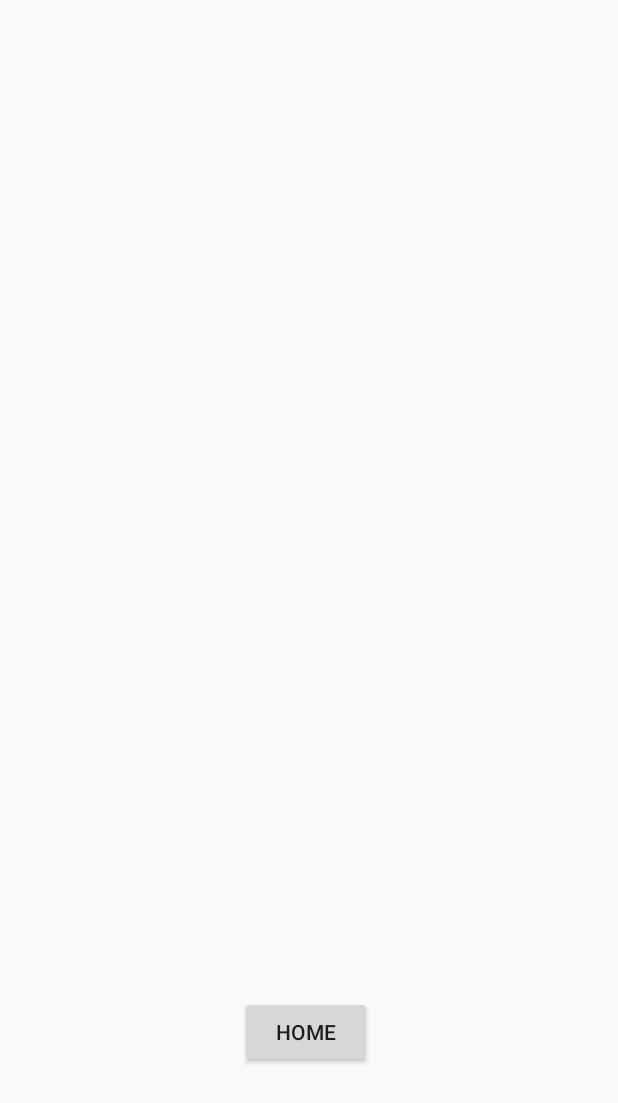
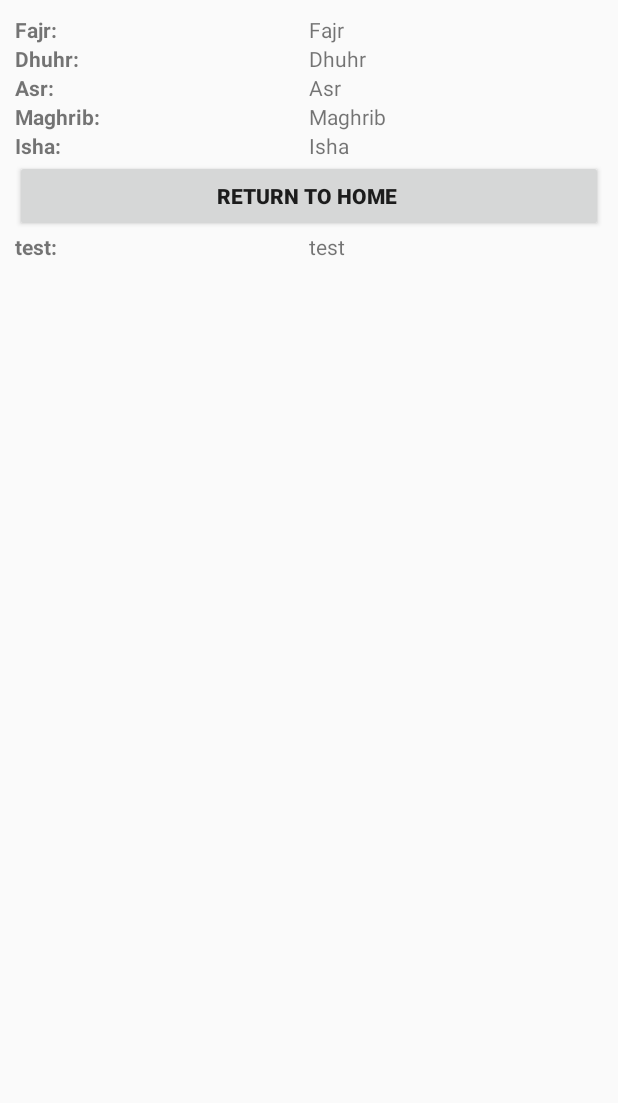
Before and after one commit to ChampionYusuf1/masjidfinderapptest, an Android app: the Activity5 screen opened directly, with no data from a screen before it, on a phone screen of 412 x 824 dp. Shown: the top 1103 px of the screen. Run offline under Robolectric (Android 15) with nearby library versions, the phone set to English and light mode, and no system bars.

Commit message:
0.1 version of the app is complete. Created a succesful HTTPS request using the OkHttpClient and used it to bring in prayer timings

```diff
--- a/app/build.gradle
+++ b/app/build.gradle
@@ -33,6 +33,8 @@ dependencies {
     implementation 'com.google.android.material:material:1.6.1'
     implementation 'androidx.constraintlayout:constraintlayout:2.1.4'
     implementation 'com.google.android.gms:play-services-location:20.0.0'
+    implementation "com.google.android.gms:play-services-games-v2:+"
+    implementation("com.squareup.okhttp3:okhttp:4.10.0")
     implementation files('libs\\ojdbc11.jar')
     testImplementation 'junit:junit:4.13.2'
     androidTestImplementation 'androidx.test.ext:junit:1.1.3'
--- a/app/src/main/java/com/example/manualmasjidfinderjava/Activity5.java
+++ b/app/src/main/java/com/example/manualmasjidfinderjava/Activity5.java
@@ -1,15 +1,28 @@
 package com.example.manualmasjidfinderjava;
 
+import androidx.annotation.NonNull;
 import androidx.appcompat.app.AppCompatActivity;
 
 import android.content.Intent;
 import android.os.Bundle;
 import android.view.View;
 import android.widget.Button;
+import android.widget.TextView;
+
+import java.io.IOException;
+
+import okhttp3.Call;
+import okhttp3.Callback;
+import okhttp3.OkHttpClient;
+import okhttp3.Request;
+import okhttp3.Response;
 
 public class Activity5 extends AppCompatActivity {
 
+    private TextView mTextViewResult;
+
     //prayer timings
+    //edd356d0455a3dc83f18c0c46495fe65
 
     private Button returntohome;
 
@@ -19,7 +32,37 @@ public class Activity5 extends AppCompatActivity {
         setContentView(R.layout.activity_5);
 
         returntohome = findViewById(R.id.returntohome);
+        mTextViewResult = findViewById(R.id.testtext);
         returntohome.setOnClickListener((View.OnClickListener) v-> openActivity5());
+
+        OkHttpClient client = new OkHttpClient();
+
+        String url = "https://muslimsalat.com/code/mstimes.php?key=edd356d0455a3dc83f18c0c46495fe65&location=&style=panel&color=dark&header=yes";
+
+        Request request = new Request.Builder()
+                .url(url)
+                .build();
+        client.newCall(request).enqueue(new Callback() {
+            @Override
+            public void onFailure(@NonNull Call call, @NonNull IOException e) {
+            e.printStackTrace();
+            }
+
+            @Override
+            public void onResponse(@NonNull Call call, @NonNull Response response) throws IOException {
+                if(response.isSuccessful()){
+                    final String myResponse = response.body().string();
+
+                    Activity5.this.runOnUiThread(new Runnable() {
+                        @Override
+                        public void run() {
+                            mTextViewResult.setText(myResponse);
+                        }
+                    });
+                }
+            }
+
+        });
     }
     public View.OnClickListener openActivity5() {
         Intent intent = new Intent(this, MainActivity.class);
--- a/app/src/main/res/layout/activity_5.xml
+++ b/app/src/main/res/layout/activity_5.xml
@@ -1,18 +1,123 @@
 <?xml version="1.0" encoding="utf-8"?>
-<androidx.constraintlayout.widget.ConstraintLayout xmlns:android="http://schemas.android.com/apk/res/android"
+<ScrollView xmlns:android="http://schemas.android.com/apk/res/android"
     xmlns:app="http://schemas.android.com/apk/res-auto"
     xmlns:tools="http://schemas.android.com/tools"
     android:layout_width="match_parent"
     android:layout_height="match_parent"
     tools:context=".Activity5">
 
-    <Button
-        android:id="@+id/returntohome"
-        android:layout_width="wrap_content"
-        android:layout_height="wrap_content"
-        android:layout_marginStart="160dp"
-        android:layout_marginTop="664dp"
-        android:text="home"
-        app:layout_constraintStart_toStartOf="parent"
-        app:layout_constraintTop_toTopOf="parent" />
-</androidx.constraintlayout.widget.ConstraintLayout>
+   <LinearLayout
+       android:layout_width="match_parent"
+       android:layout_height="wrap_content"
+       android:orientation="vertical"
+       android:padding="10dp">
+        <LinearLayout
+            android:layout_width="match_parent"
+            android:layout_height="wrap_content">
+            <TextView
+                android:text="Fajr: "
+                android:textStyle="bold"
+                android:layout_weight="1"
+                android:layout_width="match_parent"
+                android:layout_height="wrap_content" />
+            <TextView
+                android:id="@+id/fajrTv"
+                android:text="Fajr"
+                android:layout_weight="1"
+                android:layout_width="match_parent"
+                android:layout_height="wrap_content" />
+        </LinearLayout>
+       <LinearLayout
+           android:layout_width="match_parent"
+           android:layout_height="wrap_content">
+           <TextView
+               android:text="Dhuhr: "
+               android:textStyle="bold"
+               android:layout_weight="1"
+               android:layout_width="match_parent"
+               android:layout_height="wrap_content" />
+           <TextView
+               android:id="@+id/dhuhrtv"
+               android:text="Dhuhr"
+               android:layout_weight="1"
+               android:layout_width="match_parent"
+               android:layout_height="wrap_content" />
+       </LinearLayout>
+       <LinearLayout
+           android:layout_width="match_parent"
+           android:layout_height="wrap_content">
+           <TextView
+               android:text="Asr: "
+               android:textStyle="bold"
+               android:layout_weight="1"
+               android:layout_width="match_parent"
+               android:layout_height="wrap_content" />
+           <TextView
+               android:id="@+id/asrtv"
+               android:text="Asr"
+               android:layout_weight="1"
+               android:layout_width="match_parent"
+               android:layout_height="wrap_content" />
+       </LinearLayout>
+       <LinearLayout
+           android:layout_width="match_parent"
+           android:layout_height="wrap_content">
+           <TextView
+               android:text="Maghrib: "
+               android:textStyle="bold"
+               android:layout_weight="1"
+               android:layout_width="match_parent"
+               android:layout_height="wrap_content" />
+           <TextView
+               android:id="@+id/maghribtv"
+               android:text="Maghrib"
+               android:layout_weight="1"
+               android:layout_width="match_parent"
+               android:layout_height="wrap_content" />
+       </LinearLayout>
+       <LinearLayout
+           android:layout_width="match_parent"
+           android:layout_height="wrap_content">
+           <TextView
+               android:text="Isha: "
+               android:textStyle="bold"
+               android:layout_weight="1"
+               android:layout_width="match_parent"
+               android:layout_height="wrap_content" />
+           <TextView
+               android:id="@+id/ishatv"
+               android:text="Isha"
+               android:layout_weight="1"
+               android:layout_width="match_parent"
+               android:layout_height="wrap_content" />
+       </LinearLayout>
+       <LinearLayout
+           android:layout_width="match_parent"
+           android:layout_height="wrap_content">
+           <Button
+               android:id="@+id/returntohome"
+               android:text="Return to home "
+               android:textStyle="bold"
+               android:layout_weight="1"
+               android:layout_width="match_parent"
+               android:layout_height="wrap_content" />
+
+       </LinearLayout>
+       <LinearLayout
+           android:layout_width="match_parent"
+           android:layout_height="wrap_content">
+           <TextView
+               android:text="test: "
+               android:textStyle="bold"
+               android:layout_weight="1"
+               android:layout_width="match_parent"
+               android:layout_height="wrap_content" />
+           <TextView
+               android:id="@+id/testtext"
+               android:text="test"
+               android:layout_weight="1"
+               android:layout_width="match_parent"
+               android:layout_height="wrap_content" />
+       </LinearLayout>
+   </LinearLayout>
+</ScrollView>
```
